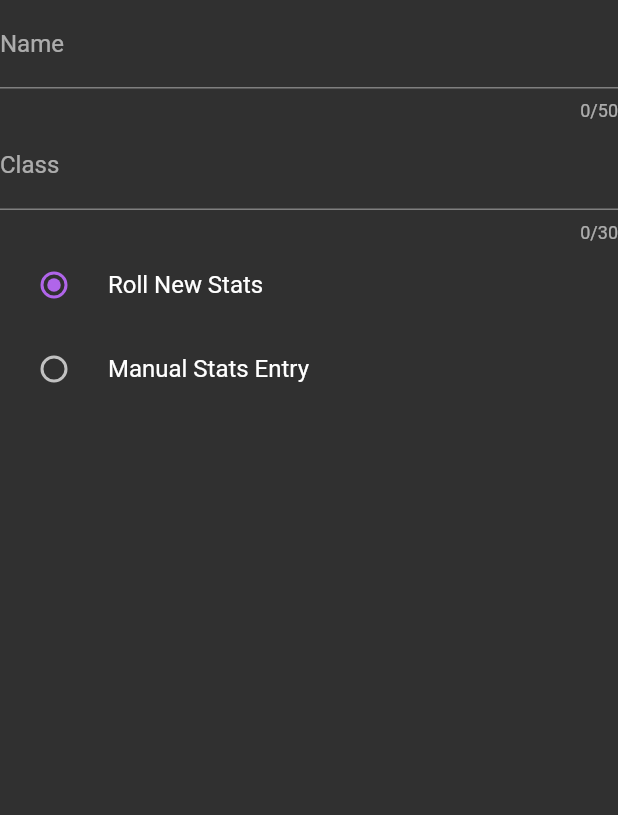
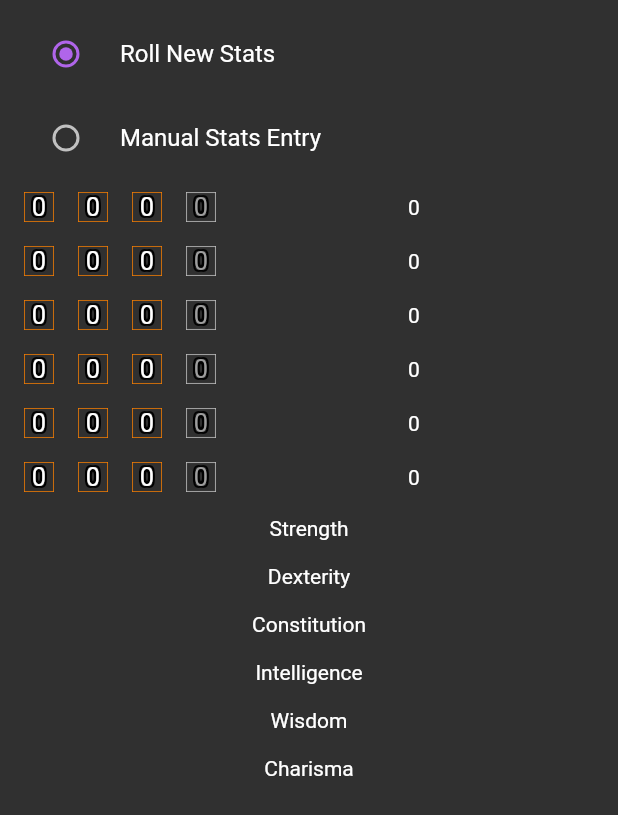
Before and after one commit to hansied67/flutter_dice_roller, a Flutter app: the CustomForm widget shown alone on an empty page, opened directly, on a phone screen of 412 x 824 dp. Shown: the top 815 px of the screen. Run offline on Flutter 3.47's test engine with Material 2 defaults, Android fonts, the light colour scheme and no system bars; drawn by our look-alikes of auto_size_text; our stand-ins replace audioplayers, flutter_colorpicker, reorderables, shared_preferences, tuple; accounts and stored records are empty; network calls fail.

Commit message:
character creation, stats

```diff
--- a/lib/screens/characters/character_creation/class_selection.dart
+++ b/lib/screens/characters/character_creation/class_selection.dart
@@ -26,7 +26,7 @@ class _ClassSelectionState extends State<ClassSelection> {
     final globalVariables = Provider.of<GlobalVariables>(context);
     return Column(
       children: [
-        widget._isSelectedTotal ?
+        characterCreation.pageSelection[1] ?
         Expanded(
           flex: 2,
           child: Padding(
@@ -36,7 +36,7 @@ class _ClassSelectionState extends State<ClassSelection> {
                 itemBuilder: (context, index) {
                   return Padding(
                       padding: globalVariables.isMobile ? const EdgeInsets.all(8.0) : const EdgeInsets.all(16.0),
-                      child: characterCreation.classInfo[index]
+                      child: Container(child: characterCreation.classInfo[index])
                   );
                 },
               )
@@ -58,7 +58,7 @@ class _ClassSelectionState extends State<ClassSelection> {
                     onTap: () {
                       characterCreation.setClass(characterCreation.classes.keys.elementAt(index), globalVariables);
                       setState(() {
-                        widget._isSelectedTotal = true;
+                        characterCreation.setPage(1, true);
                       });
                     },
                     child: Stack(
--- a/lib/screens/characters/character_creation/custom_form.dart
+++ b/lib/screens/characters/character_creation/custom_form.dart
@@ -1,12 +1,25 @@
 import 'package:flutter/material.dart';
 import 'package:flutter/services.dart';
+import 'package:flutterdiceroller/screens/characters/character_creation/stat_choice.dart';
 import 'package:flutterdiceroller/screens/characters/character_creation/stat_roll_display.dart';
 import 'package:provider/provider.dart';
 
 import 'character_creation.dart';
 
 class CustomForm extends StatefulWidget {
-  CustomForm({Key key, PageController controller}) : super(key: key);
+  CustomForm({Key key, this.controller}) : super(key: key);
+
+  final formKey = GlobalKey<FormState>();
+
+  bool _isSelected = false;
+  final controller;
+
+  void setSelected(bool selection) {
+    _isSelected = selection;
+  }
+
+  bool get isSelected => _isSelected;
+  GlobalKey<FormState> get getController => formKey;
 
   @override
   _CustomFormState createState() => _CustomFormState();
@@ -14,7 +27,6 @@ class CustomForm extends StatefulWidget {
 
 class _CustomFormState extends State<CustomForm> {
 
-  final _formKey = GlobalKey<FormState>();
   final _name = TextEditingController();
   final _class = TextEditingController();
 
@@ -23,28 +35,16 @@ class _CustomFormState extends State<CustomForm> {
   final _nodes = [FocusNode(), FocusNode(), FocusNode(), FocusNode(), FocusNode()];
 
   List<Widget> _stats = new List<Widget>();
+  List<Widget> _statsChoice = new List<Widget>();
   String _statChoice = "Roll New Stats";
-  bool didRoll;
 
   void getStats(BuildContext context, var characterCreation) {
     _stats.clear();
+    _statsChoice.clear();
     for (var stat in characterCreation.statsDict.keys) {
-      _stats.add(StatRollDisplay(stat: stat));
+      _stats.add(StatRollDisplay(key: ValueKey(stat), stat: stat));
+      _statsChoice.add(StatChoice(stat: stat, parent: widget));
     }
-    if (!characterCreation.didRoll)
-      _stats.add(Row(mainAxisAlignment: MainAxisAlignment.center,
-        children: [
-          FlatButton(color: Theme.of(context).buttonColor,
-              child: Text("Roll"),
-              onPressed: () {
-                for (var stat in _stats) {
-                  if (stat is StatRollDisplay)
-                    characterCreation.roll();
-                }
-              }
-          )
-        ]
-    ));
   }
 
   @override void didChangeDependencies() {
@@ -75,58 +75,24 @@ class _CustomFormState extends State<CustomForm> {
   @override
   Widget build(BuildContext context) {
     final characterCreation = Provider.of<CharacterCreation>(context);
-    return Form(
-      key: _formKey,
+
+    return SingleChildScrollView(child: Padding(padding: const EdgeInsets.all(8.0), child: Form(
+      key: widget.formKey,
       child: Column(
+        crossAxisAlignment: CrossAxisAlignment.center,
         children: [
-          TextFormField(
-            textAlign: TextAlign.center,
-            maxLength: 50,
-            controller: _name,
-            textCapitalization: TextCapitalization.sentences,
-            decoration: InputDecoration(
-              labelText: 'Name',
-            ),
-            validator: (value) {
-              if (value.isEmpty) {
-                return "You must input a name.";
-              }
-              return null;
-            },
-            onFieldSubmitted: (text) {
-              if (_formKey.currentState.validate()) {
-                print("name");
-              }
-            }
-          ),
-          TextFormField(
-            textAlign: TextAlign.center,
-            maxLength: 30,
-            controller: _class,
-            textCapitalization: TextCapitalization.sentences,
-            decoration: InputDecoration(
-              labelText: 'Class',
-            ),
-            validator: (value) {
-              if (value.isEmpty) {
-                return "You must input a class.";
-              }
-              return null;
-            },
-            onFieldSubmitted: (text) {
-              if (_formKey.currentState.validate()) {
-                print("class");
-              }
-            }
-          ),
           RadioListTile(
             title: Text("Roll New Stats"),
             value: "Roll New Stats",
             groupValue: _statChoice,
             onChanged: (value) {
-              setState(() {
-                _statChoice = value;
-              });
+              _statChoice = value;
+              characterCreation.setPage(2, false);
+              final selections = new Map.from(characterCreation.statSelection).values.toList().toSet();
+              selections.removeWhere((item) => item == -1);
+              if (selections.length == characterCreation.statSelection.length) {
+                characterCreation.setPage(2, true);
+              }
             }
           ),
           RadioListTile(
@@ -134,16 +100,16 @@ class _CustomFormState extends State<CustomForm> {
             value: "Manual Stats Entry",
             groupValue: _statChoice,
             onChanged: (value) {
-              setState(() {
+              this.setState(() {
                 _statChoice = value;
+                characterCreation.setPage(2, true);
               });
             }
           ),
           _statChoice == "Roll New Stats" ? Column(
-            children: [
-
-            ]
-          ) : Column(
+            children: _stats + _statsChoice + [Container(height: 75)]
+          )
+            : Column(
             mainAxisAlignment: MainAxisAlignment.spaceEvenly,
             children: [
               Row(
@@ -178,7 +144,6 @@ class _CustomFormState extends State<CustomForm> {
                       },
                     )
                   )),
-                  Expanded(flex: 2, child: Container()),
                 ]
               ),
               Row(
@@ -214,7 +179,6 @@ class _CustomFormState extends State<CustomForm> {
                           },
                         )
                     )),
-                    Expanded(flex: 2, child: Container()),
                   ]
               ),
               Row(
@@ -250,7 +214,6 @@ class _CustomFormState extends State<CustomForm> {
                           },
                         )
                     )),
-                    Expanded(flex: 2, child: Container()),
                   ]
               ),
               Row(
@@ -286,7 +249,6 @@ class _CustomFormState extends State<CustomForm> {
                           },
                         )
                     )),
-                    Expanded(flex: 2, child: Container()),
                   ]
               ),
               Row(
@@ -322,7 +284,6 @@ class _CustomFormState extends State<CustomForm> {
                           },
                         )
                     )),
-                    Expanded(flex: 2, child: Container()),
                   ]
               ),
               Row(
@@ -354,7 +315,7 @@ class _CustomFormState extends State<CustomForm> {
                             return null;
                           },
                           onFieldSubmitted: (value) {
-                            if (_formKey.currentState.validate()) {
+                            if (widget.formKey.currentState.validate()) {
                               var temp = [0, 0, 0, 0, 0, 0];
                               for (int i=0; i<_controllers.length; i++) {
                                 temp[i] = int.parse(_controllers[i].text);
@@ -364,13 +325,12 @@ class _CustomFormState extends State<CustomForm> {
                           },
                         )
                     )),
-                    Expanded(flex: 2, child: Container()),
                   ]
               ),
             ]
           )
         ]
       )
-    );
+    )));
   }
 }
--- a/lib/screens/characters/character_creation/race_selection.dart
+++ b/lib/screens/characters/character_creation/race_selection.dart
@@ -27,7 +27,7 @@ class _RaceSelectionState extends State<RaceSelection> {
     final globalVariables = Provider.of<GlobalVariables>(context);
     return Column(
         children: [
-          widget._isSelectedTotal ?
+          characterCreation.pageSelection[0] ?
           Expanded(
             flex: 2,
             child: Padding(
@@ -37,7 +37,7 @@ class _RaceSelectionState extends State<RaceSelection> {
                     itemBuilder: (context, index) {
                       return Padding(
                           padding: globalVariables.isMobile ? const EdgeInsets.all(8.0) : const EdgeInsets.all(16.0),
-                          child: characterCreation.raceInfo[index]
+                          child: Container(child: characterCreation.raceInfo[index])
                       );
                     },
                 )
@@ -58,7 +58,7 @@ class _RaceSelectionState extends State<RaceSelection> {
                           characterCreation.setRace(characterCreation.races.keys.elementAt(index));
                           characterCreation.confirmRace(globalVariables);
                           setState(() {
-                            widget._isSelectedTotal = true;
+                            characterCreation.setPage(0, true);
                           });
                         },
                         child: Stack(
--- /dev/null
+++ b/lib/screens/characters/character_creation/stat_choice.dart
@@ -0,0 +1,97 @@
+import 'package:flutter/material.dart';
+import 'package:provider/provider.dart';
+
+import 'character_creation.dart';
+
+class StatChoice extends StatefulWidget {
+  StatChoice({Key key, this.stat, this.parent}) : super(key: key);
+
+  final String stat;
+  final parent;
+  int _choice = 0;
+
+  int get choice => _choice;
+
+  @override
+  _StatChoiceState createState() => _StatChoiceState();
+}
+
+class _StatChoiceState extends State<StatChoice> {
+
+  var _buttons = new List<Widget>();
+  var isSelected = [false, false, false, false, false, false];
+  var selectionIndex = -1;
+
+  @override void didChangeDependencies() {
+    _buttons.clear();
+    final characterCreation = Provider.of<CharacterCreation>(context);
+    for (var roll in characterCreation.stats) {
+      _buttons.add(Text(roll.toString()));
+    }
+    super.didChangeDependencies();
+  }
+
+  @override void dispose() {
+    super.dispose();
+  }
+
+  @override
+  Widget build(BuildContext context) {
+    final characterCreation = Provider.of<CharacterCreation>(context);
+
+    if (characterCreation.statSelection[widget.stat] != -1) {
+      isSelected[characterCreation.statSelection[widget.stat]] = true;
+      selectionIndex = characterCreation.statSelection[widget.stat];
+    }
+
+    var isDupe = false;
+    for (var stat in characterCreation.statSelection.keys) {
+      if (characterCreation.statSelection[stat] == selectionIndex && stat != widget.stat)
+        isDupe = true;
+    }
+
+    return Padding(
+        padding: const EdgeInsets.all(8.0),
+        child: Column(
+            children: [
+                Text(widget.stat.toString()),
+                ToggleButtons(
+                    children: _buttons,
+                    isSelected: isSelected,
+                    selectedColor: isDupe ? Colors.red : Theme.of(context).buttonColor,
+                    onPressed: (int index) {
+                      setState(() {
+                        if (isSelected[index] == false) {
+                          for (int i = 0; i < isSelected.length; i++) {
+                            isSelected[i] = false;
+                          }
+                          isSelected[index] = true;
+                          characterCreation.selectStat(widget.stat, index);
+                        }
+                        else {
+                          isSelected[index] = false;
+                          characterCreation.resetStat(widget.stat, index);
+                        }
+                        selectionIndex = index;
+                        widget._choice = index;
+                      });
+
+                      final selections = new Map.from(characterCreation.statSelection).values.toList().toSet();
+                      selections.removeWhere((item) => item == -1);
+                      if (selections.length == characterCreation.statSelection.length) {
+                        setState(() {
+                          characterCreation.setPage(2, true);
+                        });
+                      }
+                      else {
+                        setState(() {
+                          characterCreation.setPage(2, false);
+                        });
+                      }
+                    },
+                )
+            ]
+        )
+    );
+  }
+}
```
Also changed, not shown: lib/screens/characters/character_creation/character_creation.dart (+77 -36 lines), lib/screens/characters/character_creation/character_creation_screen.dart (+13 -4 lines), lib/screens/characters/character_creation/stat_roll_display.dart (+3 -16 lines), lib/screens/characters/character_screen.dart (+67 -5 lines).
